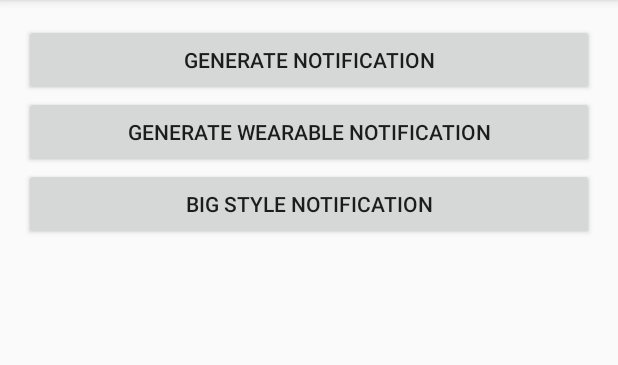
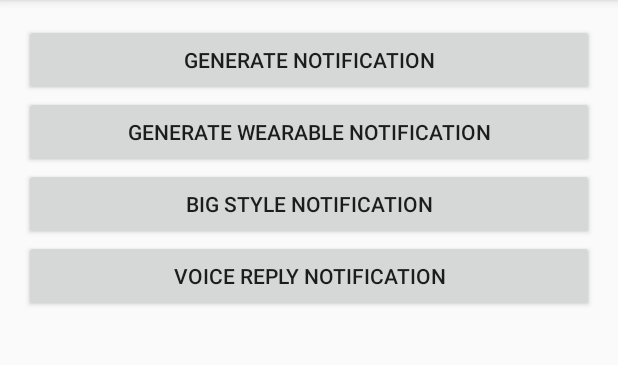
Before and after one commit to IAndroidTutorials/AndroidWearables, an Android app: the NotificationActivity screen opened directly, with no data from a screen before it, on a phone screen of 412 x 824 dp, the part 84-449 px from its top. Run offline under Robolectric (Android 15) with nearby library versions, the phone set to English and light mode, and no system bars.

Commit message:
implementing voice reply notifications

```diff
--- a/mobile/src/main/res/layout/activity_notification.xml
+++ b/mobile/src/main/res/layout/activity_notification.xml
@@ -30,4 +30,10 @@
         android:text="@string/big_style_notification"
         android:layout_height="wrap_content"/>
 
+    <Button
+        android:layout_width="match_parent"
+        android:onClick="voiceReplyNotification"
+        android:text="@string/voice_reply_notification"
+        android:layout_height="wrap_content"/>
+
 </LinearLayout>
--- a/mobile/src/main/res/values/strings.xml
+++ b/mobile/src/main/res/values/strings.xml
@@ -10,6 +10,7 @@
   <string name="twitter_uri">http://mobile.twitter.com</string>
   <string name="generate_wearable_notifications">Generate Wearable Notification</string>
   <string name="big_style_notification">Big Style Notification</string>
+  <string name="voice_reply_notification">Voice Reply Notification</string>
   <string name="big_style_description">
     Lorem ipsum dolor sit amet, consectetur adipisicing elit, sed do eiusmod \n
     tempor incididunt ut labore et dolore magna aliqua. Ut enim ad minim veniam, \n
```
Also changed, not shown: mobile/src/main/java/com/prateekj/android/activities/NotificationActivity.java (+35 -0 lines), mobile/src/main/java/com/prateekj/android/activities/NotificationClickActivity.java (+25 -2 lines).
